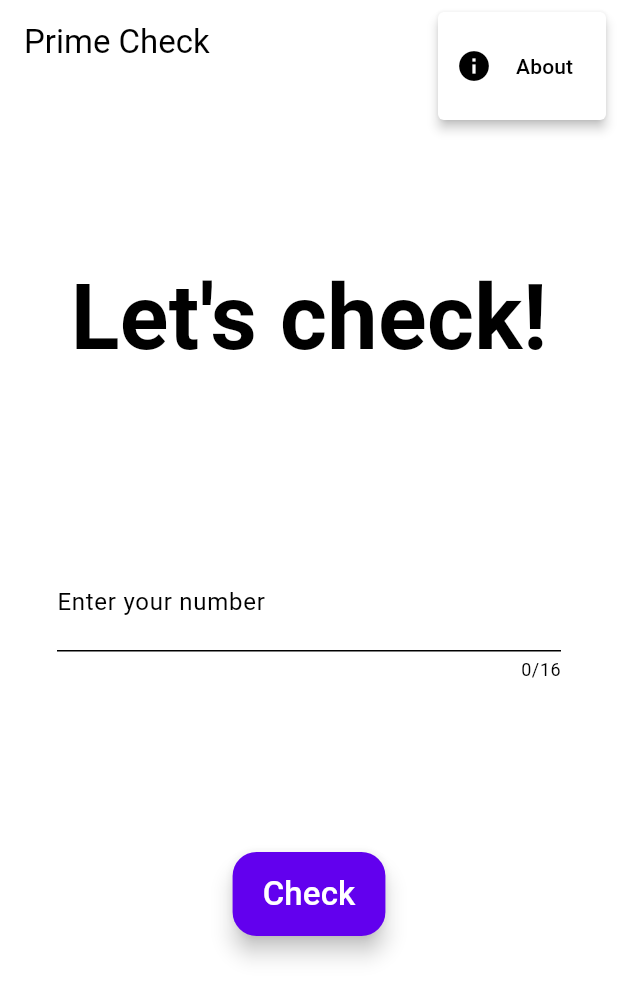
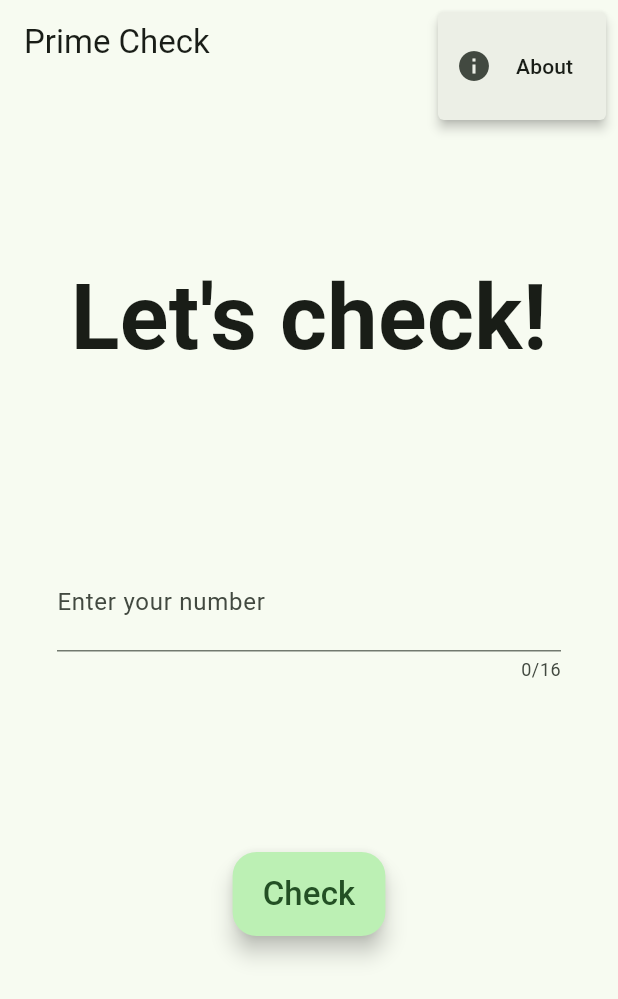
Before and after one commit to PiotrZPL/PrimeCheck-android, a Flutter app: the screen it shows after launch, after a tap on the "more vert" icon, on a phone screen of 412 x 824 dp. Shown: the top 999 px of the screen. Run offline on Flutter 3.47's test engine with Material 3 defaults, Android fonts, the phone set to English and light mode, and no system bars; drawn by our look-alikes of dynamic_color.

Commit message:
Maintenance for Android 17

```diff
--- a/lib/main.dart
+++ b/lib/main.dart
@@ -16,7 +16,7 @@ along with this program.  If not, see <https://www.gnu.org/licenses/>.
 
 import 'package:flutter/foundation.dart';
 import 'package:flutter/material.dart';
-import 'package:dynamic_color/dynamic_color.dart';
+import 'package:flutter/services.dart';
 import 'package:primecheck/utils/is_prime.dart';
 import 'package:primecheck/widgets/page_content.dart';
 import 'package:primecheck/utils/license.dart';
@@ -32,27 +32,61 @@ void main() {
   runApp(const MyApp());
 }
 
-class MyApp extends StatelessWidget {
+class MyApp extends StatefulWidget {
   const MyApp({super.key});
+
+  @override
+  State<MyApp> createState() => _MyAppState();
+}
+
+class _MyAppState extends State<MyApp> {
+  static const _platform =
+      MethodChannel('de.piotrlange.primecheck/dynamic_color');
+
+  late final Future<Color> _seedColor = _loadSeedColor();
+
+  Future<Color> _loadSeedColor() async {
+    try {
+      final seedColorValue = await _platform.invokeMethod<int>(
+        'getSystemAccentColor',
+      );
+
+      if (seedColorValue != null) {
+        return Color(seedColorValue & 0xFFFFFFFF);
+      }
+    } on MissingPluginException {
+      // Tests and unsupported platforms do not provide Android dynamic color.
+    }
+
+    return Colors.green;
+  }
 
   // This widget is the root of your application.
   @override
   Widget build(BuildContext context) {
-    return DynamicColorBuilder(builder: (lightColorScheme, darkColorScheme) {
+    return FutureBuilder<Color>(
+      future: _seedColor,
+      builder: (context, snapshot) {
+        final seedColor = snapshot.data ?? Colors.green;
+
         return MaterialApp(
           title: 'Prime Check',
           theme: ThemeData(
-          colorScheme: lightColorScheme ?? const ColorScheme.light(),
+            colorScheme: ColorScheme.fromSeed(seedColor: seedColor),
             useMaterial3: true,
           ),
           darkTheme: ThemeData(
-          colorScheme: darkColorScheme ?? const ColorScheme.dark(),
+            colorScheme: ColorScheme.fromSeed(
+              seedColor: seedColor,
+              brightness: Brightness.dark,
+            ),
             useMaterial3: true,
           ),
           themeMode: ThemeMode.system,
           home: const HomePage(),
         );
-    });
+      },
+    );
   }
 }
 
@@ -77,7 +111,7 @@ class _HomePageState extends State<HomePage> {
     "About",
   ];
 
-  void onSelected(item) {
+  void onSelected(String item) {
     switch (item) {
       case 'About':
         // showDialog(
@@ -88,12 +122,13 @@ class _HomePageState extends State<HomePage> {
           context: context,
           applicationVersion: versionString,
           applicationName: "Prime Check",
-          applicationLegalese: "Released under the terms of the GNU GPL v3.\n\nCopyright (c) 2022-${DateTime.now().year} Piotr Lange",
+          applicationLegalese:
+              "Released under the terms of the GNU GPL v3.\n\nCopyright (c) 2022-${DateTime.now().year} Piotr Lange",
           applicationIcon: const Image(
             image: AssetImage("assets/images/icon-1.png"),
             width: 52,
             height: 52,
-          )
+          ),
         );
         break;
     }
@@ -131,9 +166,13 @@ class _HomePageState extends State<HomePage> {
               style: TextStyle(fontSize: 25),
               textAlign: TextAlign.center,
             ),
-            const SizedBox(height: 7,),
+            const SizedBox(
+              height: 7,
+            ),
             const Icon(Icons.info),
-            const SizedBox(height: 7,),
+            const SizedBox(
+              height: 7,
+            ),
             const Text(
               "Released under the GNU GPL v3",
               style: TextStyle(fontSize: 16),
@@ -180,8 +219,7 @@ class _HomePageState extends State<HomePage> {
         numberThatDevides: _numberThatDevides,
         textFieldController: textFieldController,
         checkIfNumberIsPrime: checkIfNumberIsPrime,
-        )
-      ),
+      )),
     );
   }
 }
--- a/pubspec.yaml
+++ b/pubspec.yaml
@@ -34,7 +34,6 @@ dependencies:
   # The following adds the Cupertino Icons font to your application.
   # Use with the CupertinoIcons class for iOS style icons.
   cupertino_icons: ^1.0.2
-  dynamic_color: ^1.8.1
 
 dev_dependencies:
   flutter_test:
```
Also changed, not shown: pubspec.lock, 11 other files. Lines whose indentation alone changed are shown as unchanged.
